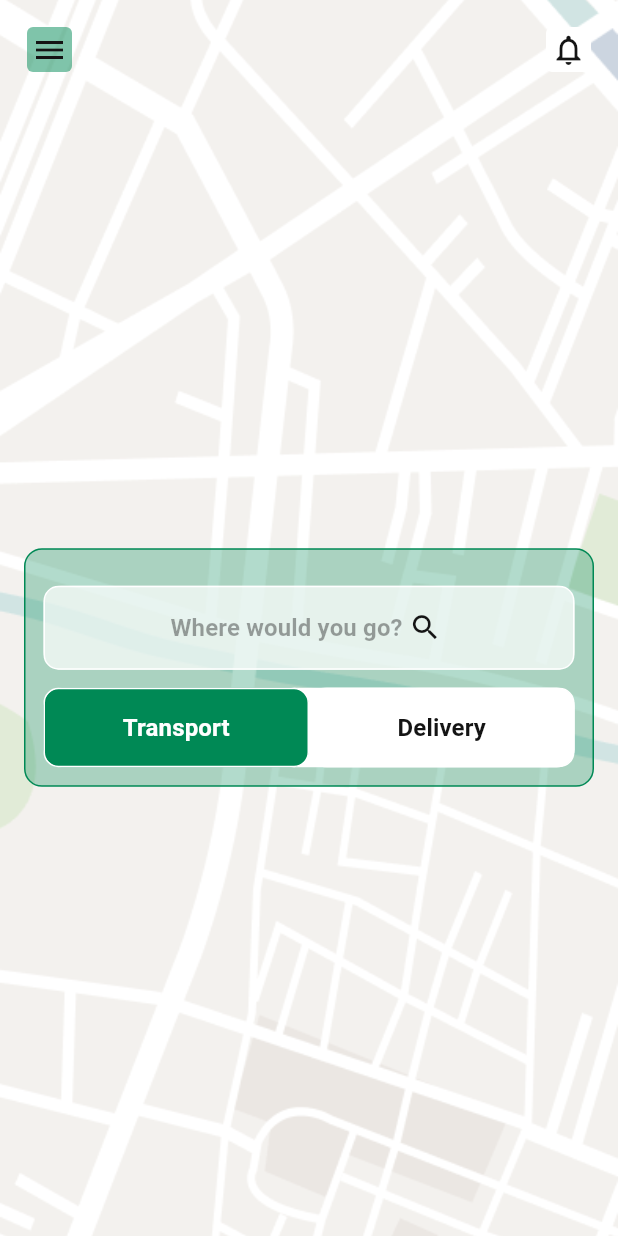
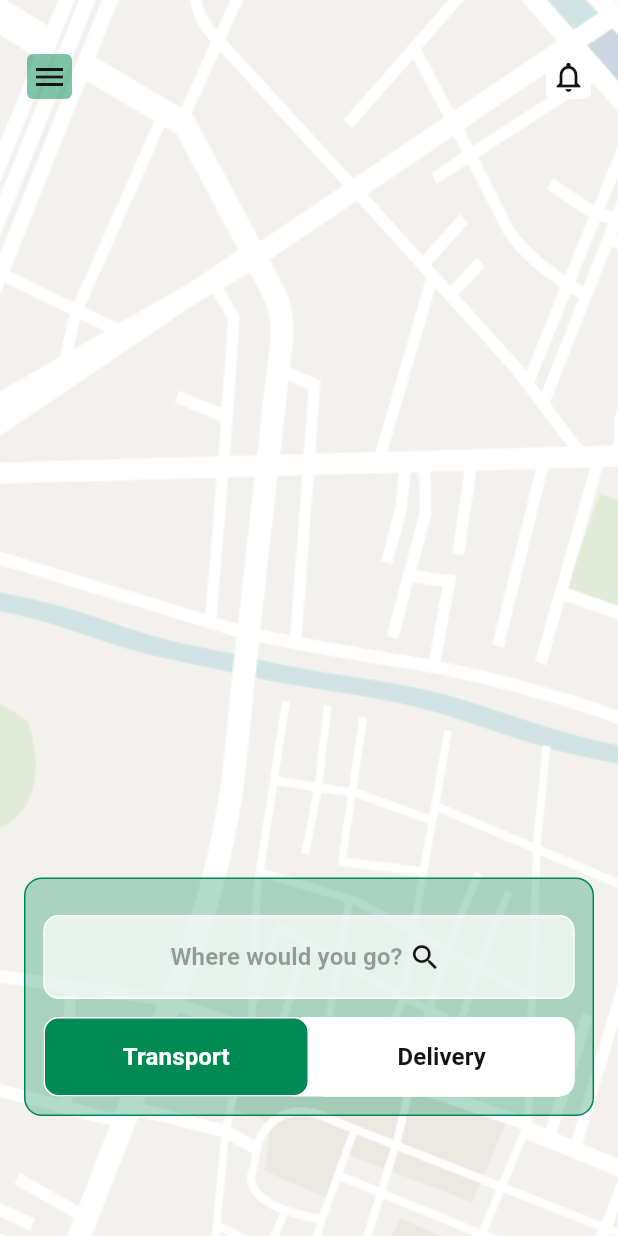
Before and after one commit to sauravchaulagain/rideapp, a Flutter app: the HomePageWidget screen opened directly, on a phone screen of 412 x 824 dp. Run offline on Flutter 3.47's test engine with Material 2 defaults, Android fonts, the phone set to English and light mode, and no system bars; our stand-ins replace cached_network_image, flutter_svg, permission_handler, share_plus, shared_preferences; accounts and stored records are empty.

Commit message:
baisc nav fixes

```diff
--- a/lib/feature/dashboard/homeScreen/home_page_widget.dart
+++ b/lib/feature/dashboard/homeScreen/home_page_widget.dart
@@ -31,6 +31,7 @@ class _HomePageWidgetState extends State<HomePageWidget> {
           key: _scaffoldKey,
           body: SafeArea(
             child: Container(
+              padding: const EdgeInsets.only(top: 18),
               decoration: const BoxDecoration(
                 image: DecorationImage(
                     image: AssetImage(Assets.mapImage), fit: BoxFit.cover),
@@ -45,7 +46,9 @@ class _HomePageWidgetState extends State<HomePageWidget> {
                     }
                   },
                 ),
-                Expanded(
+                const Spacer(),
+                Padding(
+                  padding: const EdgeInsets.only(bottom: 80),
                   child: Column(
                     crossAxisAlignment: CrossAxisAlignment.center,
                     mainAxisAlignment: MainAxisAlignment.center,
@@ -64,6 +67,7 @@ class _HomePageWidgetState extends State<HomePageWidget> {
                             title: "Where would you go?",
                             onPressed: () {
                               showPopUpDialog(
+                                  barrierDismissible: false,
                                   buttonName: "Proceed",
                                   buttonCallback: () {
                                     Navigator.push(
@@ -77,6 +81,7 @@ class _HomePageWidgetState extends State<HomePageWidget> {
                                   title: "Select Address",
                                   body: Column(
                                     children: [
+                                      const SizedBox(height: 20),
                                       ReusableTextField(hintText: "Form"),
                                       ReusableTextField(hintText: "To"),
                                     ],
--- a/lib/feature/dashboard/wallet/add_money_widget.dart
+++ b/lib/feature/dashboard/wallet/add_money_widget.dart
@@ -38,11 +38,12 @@ class _AddMoneyWidgetState extends State<AddMoneyWidget> {
                   message: "Your money has been add successfully",
                   enableButtonName: "Done",
                   onEnablePressed: () {
-                    Navigator.push(
+                    Navigator.pushAndRemoveUntil(
                       context,
                       MaterialPageRoute(
                         builder: (context) => const DashboardWidget(),
                       ),
+                      (route) => false,
                     );
                   });
             }
--- a/pubspec.yaml
+++ b/pubspec.yaml
@@ -41,6 +41,7 @@ dependencies:
   share_plus: ^4.1.0
   permission_handler: ^11.0.1
   shared_preferences: ^2.0.13
+  # google_maps_flutter: ^2.2.6
 
 
 dev_dependencies:
```
Also changed, not shown: lib/common/widget/common_dialogue_box.dart (+5 -2 lines), lib/common/widget/form_validator.dart (+3 -5 lines), lib/feature/auth/login/login_page.dart (+16 -4 lines), lib/feature/rideFlow/availableRide/avaliable_ride_design.dart (+7 -5 lines).
